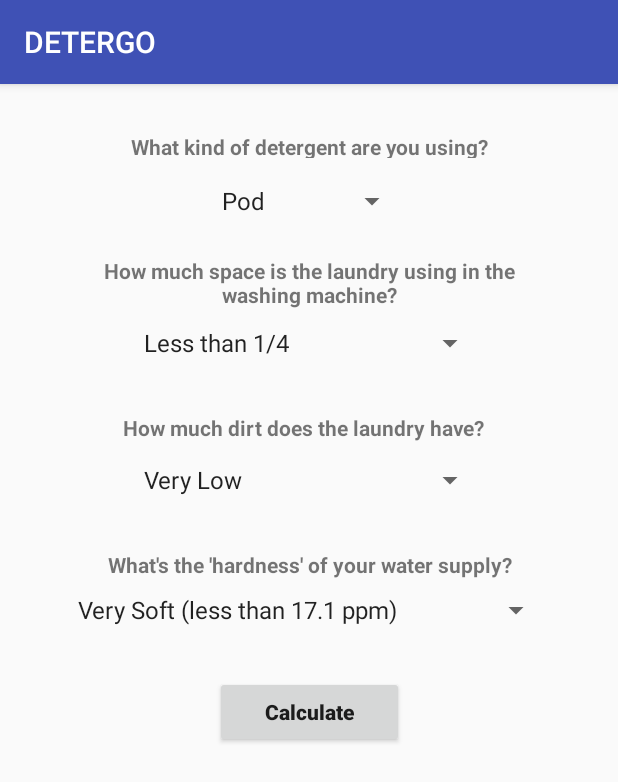
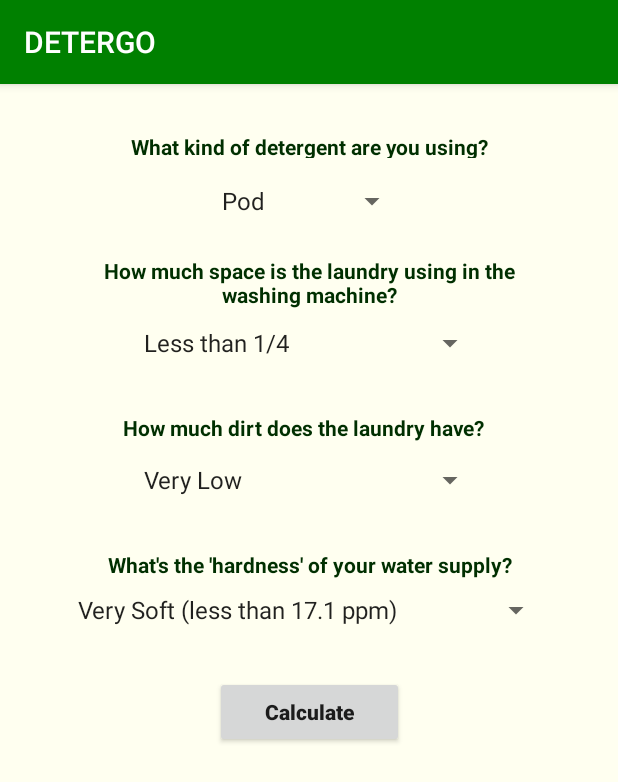
Before and after one commit to GregPDesSCH/DETERGO, an Android app: the screen it shows after launch (AssessmentActivity), on a phone screen of 412 x 824 dp. Shown: the top 782 px of the screen. Run offline under Robolectric (Android 15) with nearby library versions, the phone set to English and light mode, and no system bars.

```diff
--- a/Android App/app/src/main/res/layout/activity_assessment.xml
+++ b/Android App/app/src/main/res/layout/activity_assessment.xml
@@ -31,58 +31,62 @@
         android:id="@+id/dirtLevelText"
         android:layout_width="325dp"
         android:layout_height="22dp"
+        android:layout_marginTop="32dp"
         android:text="@string/amount_of_dirt"
         android:textAlignment="center"
+        android:textColor="@color/questionColor"
         android:textSize="14sp"
         android:textStyle="bold"
         android:typeface="normal"
+        app:layout_constraintHorizontal_bias="0.457"
         app:layout_constraintLeft_toLeftOf="parent"
         app:layout_constraintRight_toRightOf="parent"
-        app:layout_constraintHorizontal_bias="0.457"
-        android:layout_marginTop="32dp"
         app:layout_constraintTop_toBottomOf="@+id/drumOccupancyComboBox" />
 
     <TextView
         android:id="@+id/waterHardnessLevelText"
         android:layout_width="320dp"
         android:layout_height="20dp"
+        android:layout_marginTop="32dp"
         android:text="@string/water_hardness"
         android:textAlignment="center"
+        android:textColor="@color/questionColor"
         android:textSize="14sp"
         android:textStyle="bold"
         android:typeface="normal"
         app:layout_constraintLeft_toLeftOf="parent"
         app:layout_constraintRight_toRightOf="parent"
-        android:layout_marginTop="32dp"
         app:layout_constraintTop_toBottomOf="@+id/dirtLevelComboBox" />
 
     <TextView
         android:id="@+id/drumOccupancyText"
         android:layout_width="326dp"
         android:layout_height="wrap_content"
+        android:layout_marginTop="24dp"
         android:text="@string/drum_occupancy"
         android:textAlignment="center"
+        android:textColor="@color/questionColor"
         android:textSize="14sp"
         android:textStyle="bold"
         android:typeface="normal"
         app:layout_constraintLeft_toLeftOf="parent"
         app:layout_constraintRight_toRightOf="parent"
-        android:layout_marginTop="24dp"
         app:layout_constraintTop_toBottomOf="@+id/typeOfDetergentComboBox" />
 
     <TextView
         android:id="@+id/typeOfDetergentText"
         android:layout_width="328dp"
         android:layout_height="17dp"
+        android:layout_marginTop="32dp"
         android:text="@string/type_of_detergent"
         android:textAlignment="center"
+        android:textColor="@color/questionColor"
         android:textSize="14sp"
         android:textStyle="bold"
         android:typeface="normal"
         app:layout_constraintLeft_toLeftOf="parent"
         app:layout_constraintRight_toRightOf="parent"
-        app:layout_constraintTop_toTopOf="parent"
-        android:layout_marginTop="32dp" />
+        app:layout_constraintTop_toTopOf="parent" />
 
     <Spinner
         android:id="@+id/drumOccupancyComboBox"
--- a/Android App/app/src/main/res/values/colors.xml
+++ b/Android App/app/src/main/res/values/colors.xml
@@ -1,6 +1,14 @@
 <?xml version="1.0" encoding="utf-8"?>
 <resources>
-    <color name="colorPrimary">#3F51B5</color>
+    <!-- <color name="colorPrimary">#3F51B5</color>
     <color name="colorPrimaryDark">#303F9F</color>
+    <color name="colorAccent">#FF4081</color> -->
+
+    <color name="colorPrimary">#008000</color>
+    <color name="colorPrimaryDark">#004000</color>
     <color name="colorAccent">#FF4081</color>
+    <color name="background">#FFFFF0</color>
+    <color name="navigationBar">#2E8B57</color>
+    <color name="questionColor">#002F00</color>
+    <color name="solidBlack">#000000</color>
 </resources>
--- a/Android App/app/src/main/res/values/styles.xml
+++ b/Android App/app/src/main/res/values/styles.xml
@@ -6,6 +6,7 @@
         <item name="colorPrimary">@color/colorPrimary</item>
         <item name="colorPrimaryDark">@color/colorPrimaryDark</item>
         <item name="colorAccent">@color/colorAccent</item>
+        <item name="android:windowBackground">@color/background</item>
     </style>
 
 </resources>
```
Also changed, not shown: Android App/app/src/main/java/io/github/gregpdessch/detergo/AssessmentActivity.java (+7 -4 lines), Android App/app/src/main/java/io/github/gregpdessch/detergo/dataModels/Detergent.java (+6 -1 lines), Android App/app/src/main/java/io/github/gregpdessch/detergo/dataModels/LiquidDetergent.java (+5 -5 lines), Android App/app/src/main/java/io/github/gregpdessch/detergo/dataModels/PodDetergent.java (+6 -6 lines), Android App/app/src/main/java/io/github/gregpdessch/detergo/dataModels/PowderDetergent.java (+5 -5 lines).
